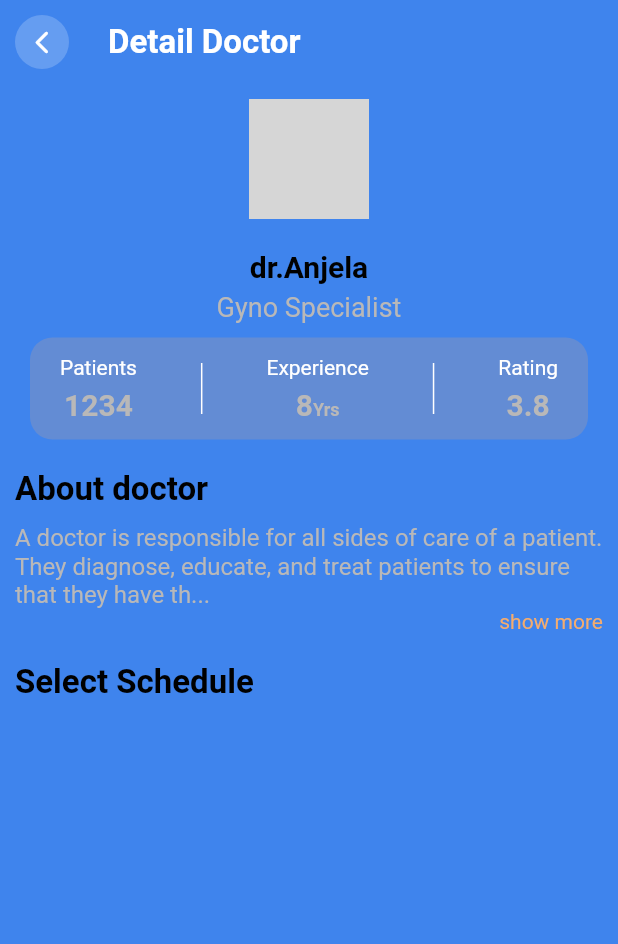
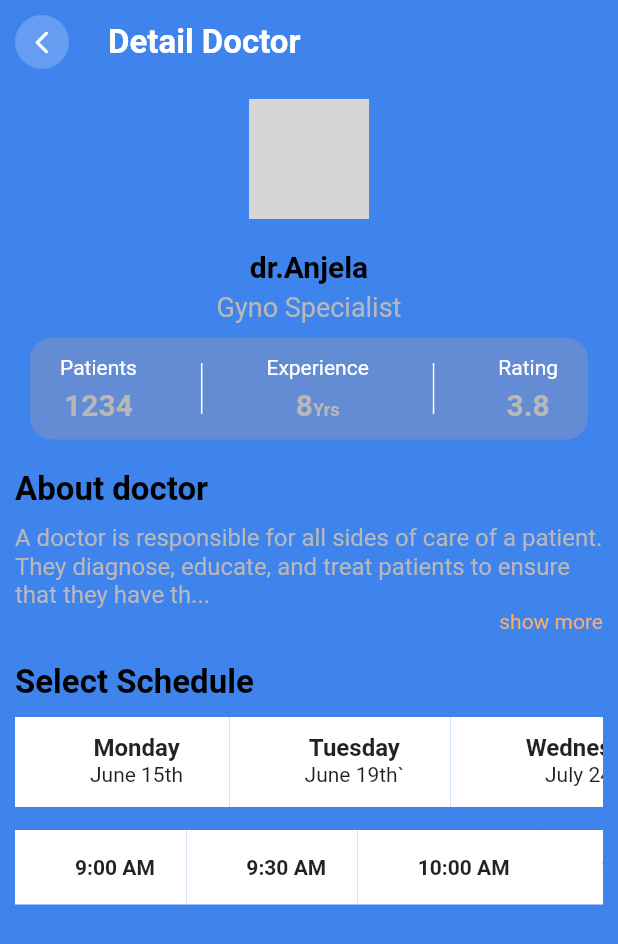
Before and after one commit to Piyushhhhh/medical_consultation, a Flutter app: the screen it shows after launch, after a tap on an icon or button, on a phone screen of 412 x 824 dp. Shown: the top 944 px of the screen. Run offline on Flutter 3.47's test engine with Material 2 defaults, Android fonts, the phone set to English and light mode, and no system bars; network calls fail; grey boxes are pictures that could not be loaded.

Commit message:
removed states of widget who don't have states

```diff
--- a/lib/features/dashboard/widgets/appointment_card.dart
+++ b/lib/features/dashboard/widgets/appointment_card.dart
@@ -3,14 +3,9 @@ import 'package:medical_consultation/constants/colors.dart';
 import 'package:medical_consultation/constants/text_styles.dart';
 import 'package:medical_consultation/data/appointments_mock.dart';
 
-class AppionmentStackCard extends StatefulWidget {
+class AppionmentStackCard extends StatelessWidget {
   const AppionmentStackCard({super.key});
 
-  @override
-  State<AppionmentStackCard> createState() => _AppionmentStackCardState();
-}
-
-class _AppionmentStackCardState extends State<AppionmentStackCard> {
   @override
   Widget build(BuildContext context) {
     return SizedBox(
--- a/lib/features/dashboard/widgets/dashboard_title.dart
+++ b/lib/features/dashboard/widgets/dashboard_title.dart
@@ -2,14 +2,9 @@ import 'package:flutter/material.dart';
 import 'package:medical_consultation/constants/strings.dart';
 import 'package:medical_consultation/constants/text_styles.dart';
 
-class DashboardTitle extends StatefulWidget {
+class DashboardTitle extends StatelessWidget {
   const DashboardTitle({super.key});
 
-  @override
-  State<DashboardTitle> createState() => _DashboardTitleState();
-}
-
-class _DashboardTitleState extends State<DashboardTitle> {
   @override
   Widget build(BuildContext context) {
     return Row(
--- a/lib/features/dashboard/widgets/rounded_button.dart
+++ b/lib/features/dashboard/widgets/rounded_button.dart
@@ -1,7 +1,7 @@
 import 'package:flutter/material.dart';
 import 'package:medical_consultation/constants/text_styles.dart';
 
-class RoundedButton extends StatefulWidget {
+class RoundedButton extends StatelessWidget {
   final String? label;
   final IconData? icons;
   final Color? color;
@@ -10,26 +10,21 @@ class RoundedButton extends StatefulWidget {
       {super.key, this.label, this.icons, this.color, this.ontap});
 
   @override
-  State<RoundedButton> createState() => _RoundedButtonState();
-}
-
-class _RoundedButtonState extends State<RoundedButton> {
-  @override
   Widget build(BuildContext context) {
     return Padding(
       padding: const EdgeInsets.all(8.0),
       child: Column(
         children: [
           GestureDetector(
-            onTap: widget.ontap,
+            onTap: ontap,
             child: Container(
               padding: const EdgeInsets.all(12),
               decoration: BoxDecoration(
                   color: Colors.white, borderRadius: BorderRadius.circular(78)),
               child: Icon(
-                widget.icons ?? Icons.ac_unit,
+                icons ?? Icons.ac_unit,
                 size: 30,
-                color: widget.color,
+                color: color,
               ),
             ),
           ),
@@ -37,7 +32,7 @@ class _RoundedButtonState extends State<RoundedButton> {
             height: 5,
           ),
           Text(
-            widget.label ?? '',
+            label ?? '',
             style: TextStyles.semibold14.withFadeText(),
           )
         ],
--- a/lib/features/dashboard/widgets/schedule_creator.dart
+++ b/lib/features/dashboard/widgets/schedule_creator.dart
@@ -2,14 +2,9 @@ import 'package:flutter/material.dart';
 import 'package:medical_consultation/constants/strings.dart';
 import 'package:medical_consultation/constants/text_styles.dart';
 
-class ScheduleCreator extends StatefulWidget {
+class ScheduleCreator extends StatelessWidget {
   const ScheduleCreator({super.key});
 
-  @override
-  State<ScheduleCreator> createState() => _ScheduleCreatorState();
-}
-
-class _ScheduleCreatorState extends State<ScheduleCreator> {
   @override
   Widget build(BuildContext context) {
     return Column(
@@ -23,7 +18,121 @@ class _ScheduleCreatorState extends State<ScheduleCreator> {
         const SizedBox(
           height: 10,
         ),
+        Container(
+          margin: const EdgeInsets.only(
+            bottom: 15.0,
+          ),
+          height: 60,
+          child: ListView(
+            padding: EdgeInsets.zero,
+            scrollDirection: Axis.horizontal,
+            children: <Widget>[
+              appointmentDays("Monday", "June 15th", context),
+              appointmentDays("Tuesday", "June 19th`", context),
+              appointmentDays("Wednesday", "July 24th", context),
+              appointmentDays("Thursday", "July 12th", context),
+              appointmentDays("Friday", "July 13th", context),
+              appointmentDays("Saturday", "August 7th", context),
+              appointmentDays("Sunday", "August 9th", context),
+            ],
+          ),
+        ),
+        Container(
+          margin: const EdgeInsets.only(
+            bottom: 15.0,
+          ),
+          height: 50,
+          child: ListView(
+            padding: EdgeInsets.zero,
+            scrollDirection: Axis.horizontal,
+            children: <Widget>[
+              appointmentTimes("9:00 AM", context),
+              appointmentTimes("9:30 AM", context),
+              appointmentTimes("10:00 AM", context),
+              appointmentTimes("10:30 AM", context),
+              appointmentTimes("11:00 AM", context),
+            ],
+          ),
+        ),
       ],
     );
   }
 }
+
+Material appointmentDays(
+    String appointmentDay, String appointmentDate, context) {
+  return Material(
+    color: Colors.white,
+    child: Container(
+      margin: const EdgeInsets.only(
+        right: 1.0,
+        left: 20.0,
+        top: 5.0,
+        bottom: 5.0,
+      ),
+      child: Container(
+        color: Colors.transparent,
+        // splashColor: Theme.of(context).primaryColor,
+        padding: EdgeInsets.only(
+          left: 30,
+          right: 30,
+          top: 6,
+        ),
+        // onPressed: () {},
+        // textColor: Theme.of(context).primaryColor,
+        // shape: RoundedRectangleBorder(
+        //   borderRadius: BorderRadius.circular(7.5),
+        // ),
+        child: Align(
+          alignment: Alignment.center,
+          child: Column(
+            children: [
+              Text(
+                appointmentDay ?? "error",
+                style: TextStyle(fontSize: 16, fontWeight: FontWeight.bold),
+              ),
+              Text(
+                appointmentDate ?? "error",
+                style: TextStyle(fontWeight: FontWeight.normal),
+              ),
+            ],
+          ),
+        ),
+      ),
+    ),
+  );
+}
+
+Material appointmentTimes(String appointmentDay, context) {
+  return Material(
+    color: Colors.white,
+    child: Container(
+      margin: const EdgeInsets.only(
+        right: 1.0,
+        left: 20.0,
+        top: 5.0,
+        bottom: 5.0,
+      ),
+      child: Container(
+        // style: ButtonStyle(),
+        color: Colors.transparent,
+        // splashColor: Theme.of(context).primaryColor,
+        padding: EdgeInsets.only(
+          left: 20,
+          right: 20,
+        ),
+        // textColor: Theme.of(context).primaryColor,
+        // shape: RoundedRectangleBorder(
+        //   borderRadius: BorderRadius.circular(7.5),
+        // ),
+        child: Align(
+          alignment: Alignment.center,
+          child: Text(
+            appointmentDay ?? "error",
+            style: TextStyle(fontWeight: FontWeight.bold),
+          ),
+        ),
+      ),
+    ),
+  );
+}
--- a/lib/features/dashboard/widgets/top_buttons.dart
+++ b/lib/features/dashboard/widgets/top_buttons.dart
@@ -3,14 +3,9 @@ import 'package:medical_consultation/constants/colors.dart';
 import 'package:medical_consultation/constants/strings.dart';
 import 'package:medical_consultation/features/dashboard/widgets/rounded_button.dart';
 
-class TopButtons extends StatefulWidget {
+class TopButtons extends StatelessWidget {
   const TopButtons({super.key});
 
-  @override
-  State<TopButtons> createState() => _TopButtonsState();
-}
-
-class _TopButtonsState extends State<TopButtons> {
   @override
   Widget build(BuildContext context) {
     return Row(
```
